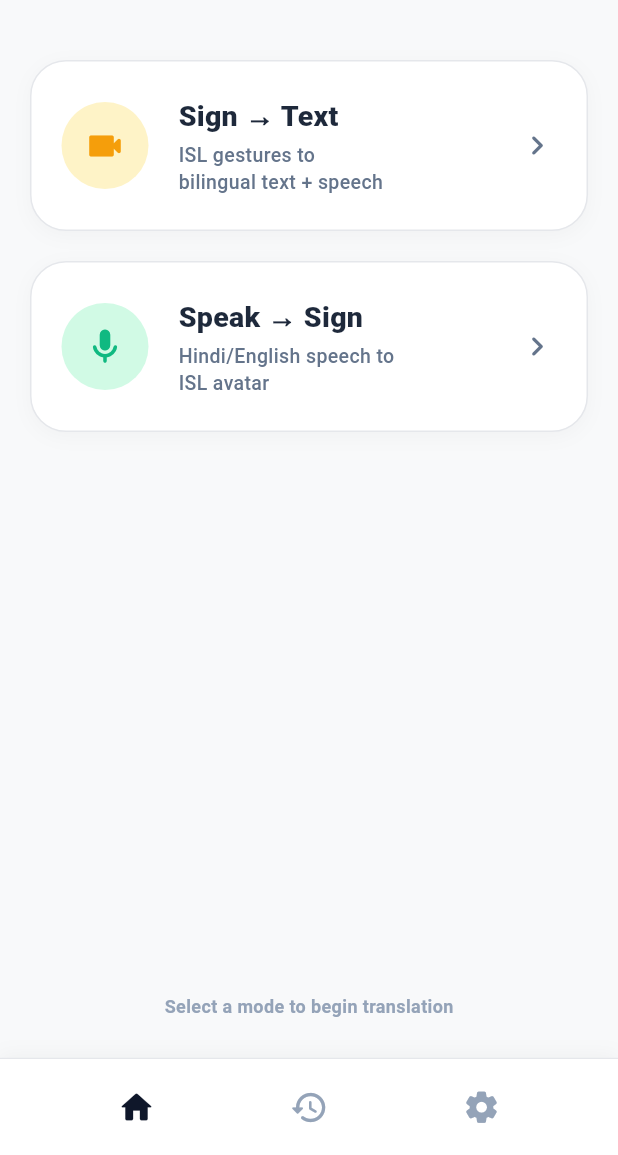
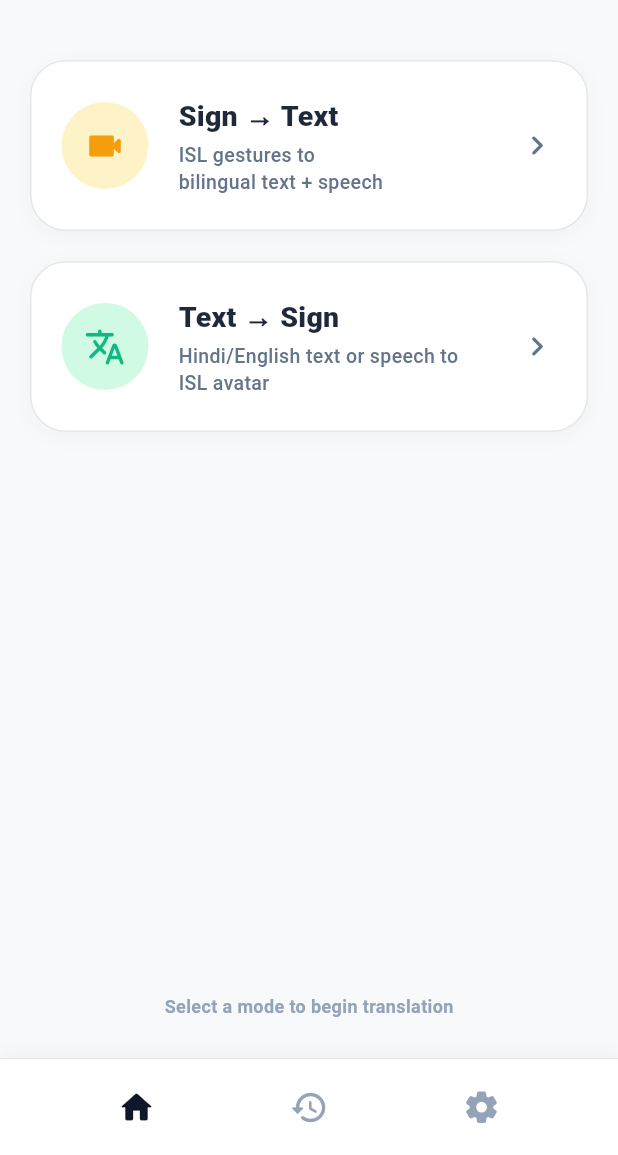
Before and after one commit to roswelldcosta6/Bit-and-build-hackathon-, a Flutter app: the screen it shows after launch, after a tap on "Get Started", on a phone screen of 412 x 824 dp, the part 81-1236 px from its top. Run offline on Flutter 3.47's test engine with Material 3 defaults, Android fonts, the phone set to English and light mode, and no system bars; our stand-ins replace dio, flutter_riverpod, go_router, permission_handler; missing offline and left inert: record; network calls fail.

Commit message:
feat: rename speak to sign to text to sign

```diff
--- a/app/lib/screens/home_screen.dart
+++ b/app/lib/screens/home_screen.dart
@@ -81,17 +81,17 @@ class HomeScreen extends ConsumerWidget {
 
               const SizedBox(height: 20),
 
-              // Card 2: Speak → Sign
+              // Card 2: Text → Sign
               _ModeSelectionCard(
-                icon: Icons.mic_rounded,
+                icon: Icons.translate_rounded,
                 iconColor: const Color(0xFF10B981),
                 iconBgColor: isDark ? const Color(0xFF132B25) : const Color(0xFFD1FAE5),
                 cardBgColor: cardBgColor,
                 cardBorderColor: cardBorderColor,
                 titleColor: textColor,
                 subtitleColor: subtextColor,
-                title: 'Speak → Sign',
-                subtitle: 'Hindi/English speech to\nISL avatar',
+                title: 'Text → Sign',
+                subtitle: 'Hindi/English text or speech to\nISL avatar',
                 onTap: () => context.push('/mode-b'),
               ),
 
--- a/app/lib/screens/landing_screen.dart
+++ b/app/lib/screens/landing_screen.dart
@@ -119,17 +119,17 @@ class LandingScreen extends StatelessWidget {
                     child: _MiniFeatureCard(
                       icon: Icons.videocam_rounded,
                       color: const Color(0xFFD97706),
-                      title: 'Sign → Speak',
+                      title: 'Sign → Text',
                       desc: 'Camera to text & audio',
                     ),
                   ),
                   const SizedBox(width: 12),
                   Expanded(
                     child: _MiniFeatureCard(
-                      icon: Icons.mic_rounded,
+                      icon: Icons.translate_rounded,
                       color: const Color(0xFF0D9488),
-                      title: 'Speak → Sign',
-                      desc: 'Speech to 3D avatar',
+                      title: 'Text → Sign',
+                      desc: 'Text/speech to 3D avatar',
                     ),
                   ),
                 ],
--- a/app/lib/screens/mode_b_screen.dart
+++ b/app/lib/screens/mode_b_screen.dart
@@ -203,7 +203,7 @@ class _ModeBScreenState extends ConsumerState<ModeBScreen> {
             }
           },
         ),
-        title: const Text('Speak to Sign'),
+        title: const Text('Text to Sign'),
         actions: [
           IconButton(
             tooltip: 'Initial Pose (Hello)',
```
